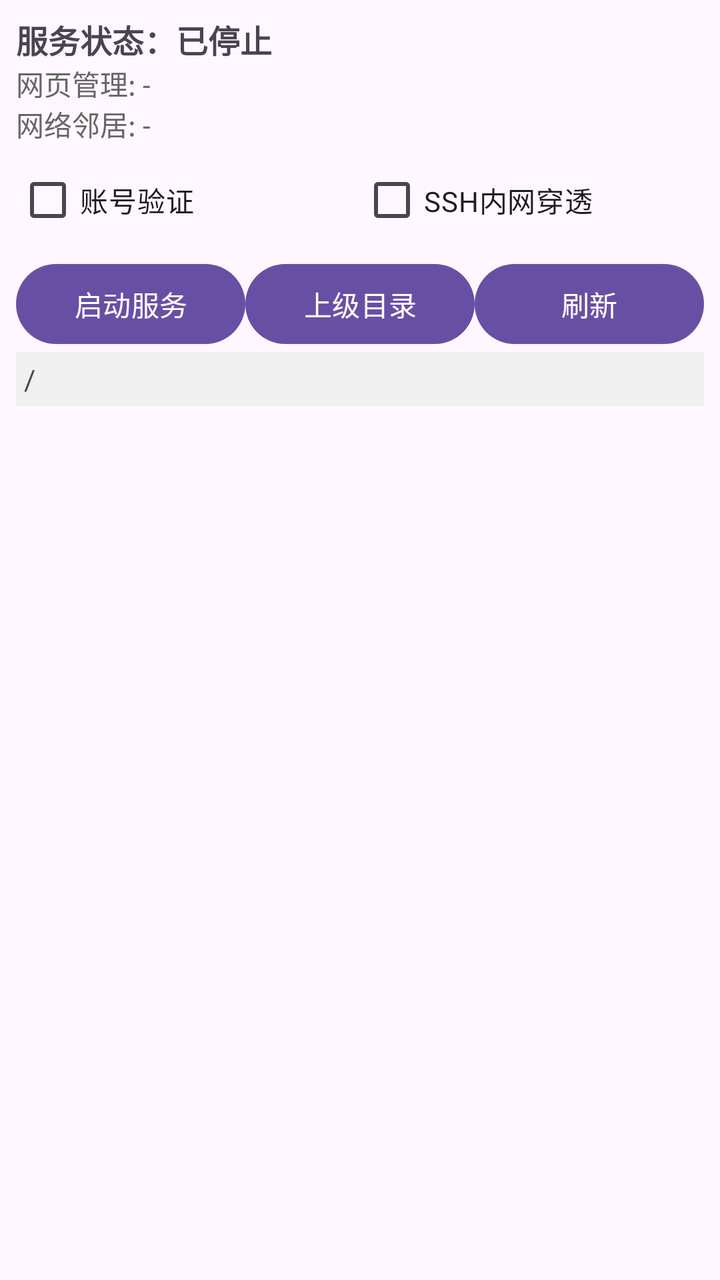
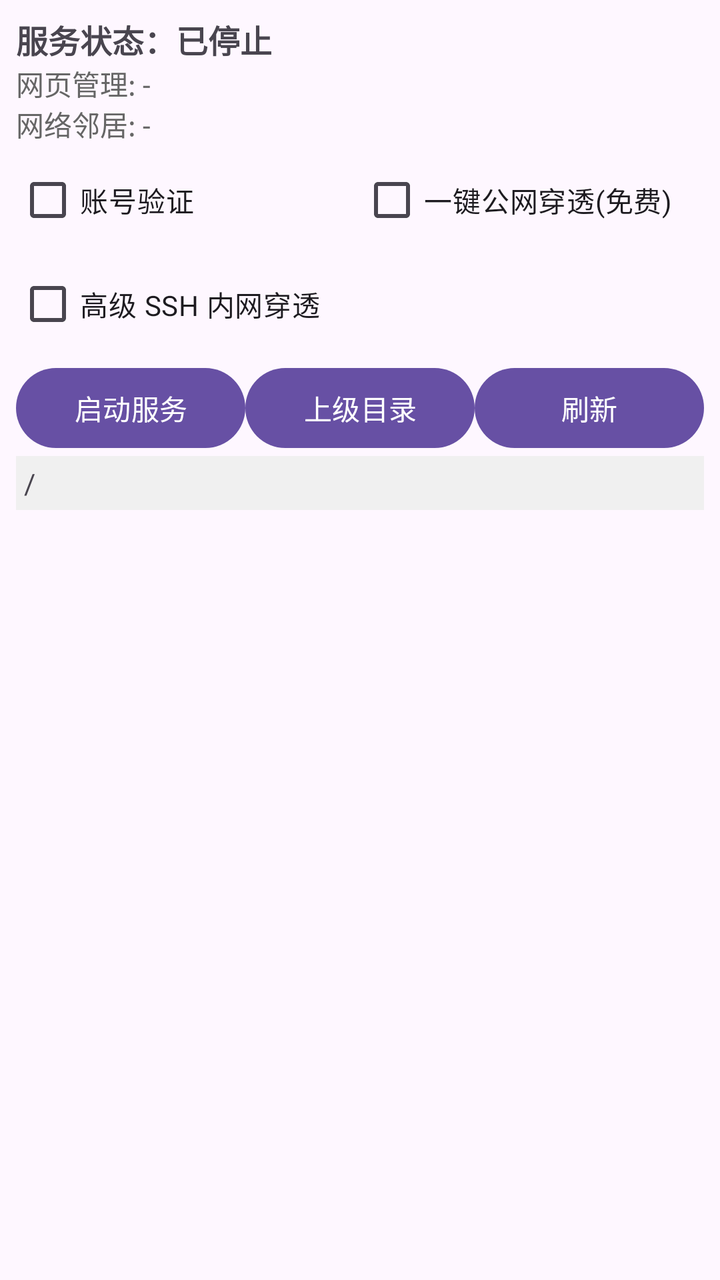

An Android layout rendered at two revisions. The XML below is the earlier revision; the diff shows what the commit changed to produce the second picture.
<!-- AndroidManifest.xml: another module's application theme Theme.NASClient -->
<!-- res/layout/activity_main.xml -->
<?xml version="1.0" encoding="utf-8"?>
<LinearLayout xmlns:android="http://schemas.android.com/apk/res/android"
    android:id="@+id/main_layout"
    android:layout_width="fill_parent"
    android:layout_height="fill_parent"
    android:orientation="vertical"
    android:padding="8dp">

    <TextView
        android:id="@+id/statusView"
        android:layout_width="fill_parent"
        android:layout_height="wrap_content"
        android:textSize="16sp"
        android:textStyle="bold"
        android:text="服务状态：已停止" />

    <TextView
        android:id="@+id/ipView"
        android:layout_width="fill_parent"
        android:layout_height="wrap_content"
        android:textSize="14sp"
        android:textColor="#666666"
        android:text="网页管理: -\n网络邻居: -" />

    <LinearLayout
        android:layout_width="fill_parent"
        android:layout_height="wrap_content"
        android:orientation="horizontal"
        android:layout_marginTop="4dp">
        <CheckBox
            android:id="@+id/cbAuth"
            android:layout_width="0dp"
            android:layout_height="wrap_content"
            android:layout_weight="1"
            android:text="账号验证" />
        <CheckBox
            android:id="@+id/cbTunnel"
            android:layout_width="0dp"
            android:layout_height="wrap_content"
            android:layout_weight="1"
            android:text="SSH内网穿透" />
    </LinearLayout>

    <LinearLayout
        android:layout_width="fill_parent"
        android:layout_height="wrap_content"
        android:orientation="horizontal"
        android:layout_marginTop="4dp">
        <Button
            android:id="@+id/toggleBtn"
            android:layout_width="0dp"
            android:layout_height="wrap_content"
            android:layout_weight="1"
            android:text="启动服务" />
        <Button
            android:id="@+id/upBtn"
            android:layout_width="0dp"
            android:layout_height="wrap_content"
            android:layout_weight="1"
            android:text="上级目录" />
        <Button
            android:id="@+id/refreshBtn"
            android:layout_width="0dp"
            android:layout_height="wrap_content"
            android:layout_weight="1"
            android:text="刷新" />
    </LinearLayout>

    <TextView
        android:id="@+id/pathView"
        android:layout_width="fill_parent"
        android:layout_height="wrap_content"
        android:textSize="14sp"
        android:padding="4dp"
        android:background="#F0F0F0"
        android:text="/" />

    <ListView
        android:id="@+id/listView"
        android:layout_width="fill_parent"
        android:layout_height="0dp"
        android:layout_weight="1" />
</LinearLayout>
<!-- resources referenced by this layout -->
<resources>
  <style name="Theme.NASClient" parent="Theme.Material3.DayNight.NoActionBar">
          <item name="colorPrimary">#6750A4</item>
          <item name="colorOnPrimary">#FFFFFF</item>
          <item name="colorPrimaryContainer">#EADDFF</item>
          <item name="colorOnPrimaryContainer">#21005D</item>
      </style>
</resources>

<!-- the commit's change to res/layout/activity_main.xml (unified diff, before → after) -->
@@ -6,78 +6,24 @@
     android:orientation="vertical"
     android:padding="8dp">
 
-    <TextView
-        android:id="@+id/statusView"
-        android:layout_width="fill_parent"
-        android:layout_height="wrap_content"
-        android:textSize="16sp"
-        android:textStyle="bold"
-        android:text="服务状态：已停止" />
+    <TextView android:id="@+id/statusView" android:layout_width="fill_parent" android:layout_height="wrap_content" android:textSize="16sp" android:textStyle="bold" android:text="服务状态：已停止" />
+    <TextView android:id="@+id/ipView" android:layout_width="fill_parent" android:layout_height="wrap_content" android:textSize="14sp" android:textColor="#666666" android:text="网页管理: -\n网络邻居: -" />
 
-    <TextView
-        android:id="@+id/ipView"
-        android:layout_width="fill_parent"
-        android:layout_height="wrap_content"
-        android:textSize="14sp"
-        android:textColor="#666666"
-        android:text="网页管理: -\n网络邻居: -" />
-
-    <LinearLayout
-        android:layout_width="fill_parent"
-        android:layout_height="wrap_content"
-        android:orientation="horizontal"
-        android:layout_marginTop="4dp">
-        <CheckBox
-            android:id="@+id/cbAuth"
-            android:layout_width="0dp"
-            android:layout_height="wrap_content"
-            android:layout_weight="1"
-            android:text="账号验证" />
-        <CheckBox
-            android:id="@+id/cbTunnel"
-            android:layout_width="0dp"
-            android:layout_height="wrap_content"
-            android:layout_weight="1"
-            android:text="SSH内网穿透" />
+    <LinearLayout android:layout_width="fill_parent" android:layout_height="wrap_content" android:orientation="horizontal" android:layout_marginTop="4dp">
+        <CheckBox android:id="@+id/cbAuth" android:layout_width="0dp" android:layout_height="wrap_content" android:layout_weight="1" android:text="账号验证" />
+        <CheckBox android:id="@+id/cbFreeTunnel" android:layout_width="0dp" android:layout_height="wrap_content" android:layout_weight="1" android:text="一键公网穿透(免费)" />
+    </LinearLayout>
+    
+    <LinearLayout android:layout_width="fill_parent" android:layout_height="wrap_content" android:orientation="horizontal" android:layout_marginTop="4dp">
+        <CheckBox android:id="@+id/cbTunnel" android:layout_width="match_parent" android:layout_height="wrap_content" android:text="高级 SSH 内网穿透" />
     </LinearLayout>
 
-    <LinearLayout
-        android:layout_width="fill_parent"
-        android:layout_height="wrap_content"
-        android:orientation="horizontal"
-        android:layout_marginTop="4dp">
-        <Button
-            android:id="@+id/toggleBtn"
-            android:layout_width="0dp"
-            android:layout_height="wrap_content"
-            android:layout_weight="1"
-            android:text="启动服务" />
-        <Button
-            android:id="@+id/upBtn"
-            android:layout_width="0dp"
-            android:layout_height="wrap_content"
-            android:layout_weight="1"
-            android:text="上级目录" />
-        <Button
-            android:id="@+id/refreshBtn"
-            android:layout_width="0dp"
-            android:layout_height="wrap_content"
-            android:layout_weight="1"
-            android:text="刷新" />
+    <LinearLayout android:layout_width="fill_parent" android:layout_height="wrap_content" android:orientation="horizontal" android:layout_marginTop="4dp">
+        <Button android:id="@+id/toggleBtn" android:layout_width="0dp" android:layout_height="wrap_content" android:layout_weight="1" android:text="启动服务" />
+        <Button android:id="@+id/upBtn" android:layout_width="0dp" android:layout_height="wrap_content" android:layout_weight="1" android:text="上级目录" />
+        <Button android:id="@+id/refreshBtn" android:layout_width="0dp" android:layout_height="wrap_content" android:layout_weight="1" android:text="刷新" />
     </LinearLayout>
 
-    <TextView
-        android:id="@+id/pathView"
-        android:layout_width="fill_parent"
-        android:layout_height="wrap_content"
-        android:textSize="14sp"
-        android:padding="4dp"
-        android:background="#F0F0F0"
-        android:text="/" />
-
-    <ListView
-        android:id="@+id/listView"
-        android:layout_width="fill_parent"
-        android:layout_height="0dp"
-        android:layout_weight="1" />
+    <TextView android:id="@+id/pathView" android:layout_width="fill_parent" android:layout_height="wrap_content" android:textSize="14sp" android:padding="4dp" android:background="#F0F0F0" android:text="/" />
+    <ListView android:id="@+id/listView" android:layout_width="fill_parent" android:layout_height="0dp" android:layout_weight="1" />
 </LinearLayout>
